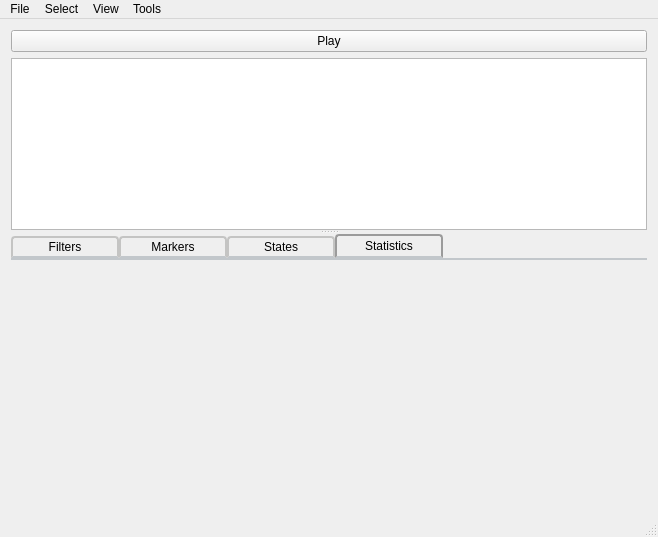
eustaceb/conversational-audio-browser, file mainwindow.ui: the form before one commit.
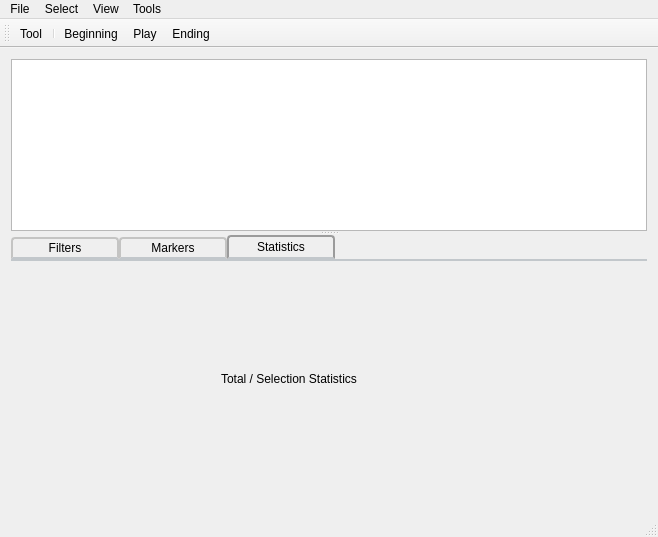
The form after the commit. The open tabs and pages were chosen to show the change. Icons and pictures are not drawn.

The edit to the form file:
```diff
--- a/mainwindow.ui
+++ b/mainwindow.ui
@@ -15,7 +15,7 @@
   </property>
   <widget class="QWidget" name="centralWidget">
    <layout class="QGridLayout" name="gridLayout">
-    <item row="1" column="0">
+    <item row="0" column="0" colspan="2">
      <widget class="QSplitter" name="splitter">
       <property name="orientation">
        <enum>Qt::Vertical</enum>
@@ -251,32 +251,27 @@
          <string>Markers</string>
         </attribute>
        </widget>
-       <widget class="QWidget" name="statesTab">
-        <property name="sizePolicy">
-         <sizepolicy hsizetype="Maximum" vsizetype="Preferred">
-          <horstretch>0</horstretch>
-          <verstretch>0</verstretch>
-         </sizepolicy>
-        </property>
-        <attribute name="title">
-         <string>States</string>
-        </attribute>
-       </widget>
        <widget class="QWidget" name="statisticsTab">
         <attribute name="title">
          <string>Statistics</string>
         </attribute>
+        <widget class="QLabel" name="label">
+         <property name="geometry">
+          <rect>
+           <x>210</x>
+           <y>110</y>
+           <width>181</width>
+           <height>16</height>
+          </rect>
+         </property>
+         <property name="text">
+          <string>Total / Selection Statistics</string>
+         </property>
+        </widget>
        </widget>
       </widget>
      </widget>
     </item>
-    <item row="0" column="0">
-     <widget class="QPushButton" name="playButton">
-      <property name="text">
-       <string>Play</string>
-      </property>
-     </widget>
-    </item>
    </layout>
   </widget>
   <widget class="QMenuBar" name="menuBar">
@@ -348,6 +343,22 @@
    <addaction name="menuTools"/>
   </widget>
   <widget class="QStatusBar" name="statusBar"/>
+  <widget class="QToolBar" name="toolBar">
+   <property name="windowTitle">
+    <string>toolBar</string>
+   </property>
+   <attribute name="toolBarArea">
+    <enum>TopToolBarArea</enum>
+   </attribute>
+   <attribute name="toolBarBreak">
+    <bool>false</bool>
+   </attribute>
+   <addaction name="action_Tool"/>
+   <addaction name="separator"/>
+   <addaction name="actionBeginning"/>
+   <addaction name="actionPlay"/>
+   <addaction name="actionEnding"/>
+  </widget>
   <action name="actionOpen">
    <property name="text">
     <string>Open...</string>
@@ -428,6 +439,72 @@
     <string>Participant manager</string>
    </property>
   </action>
+  <action name="action_Tool">
+   <property name="checkable">
+    <bool>true</bool>
+   </property>
+   <property name="icon">
+    <iconset resource="res.qrc">
+     <normaloff>:/toolbar/icons/pointer</normaloff>
+     <normalon>:/toolbar/icons/hand</normalon>:/toolbar/icons/pointer</iconset>
+   </property>
+   <property name="text">
+    <string>Tool</string>
+   </property>
+   <property name="toolTip">
+    <string>&lt;html&gt;&lt;head/&gt;&lt;body&gt;&lt;p&gt;&lt;span style=&quot; font-size:11pt; font-weight:600;&quot;&gt;Tool&lt;/span&gt;&lt;/p&gt;&lt;p&gt;Switch between Hand and Selection tool.&lt;/p&gt;&lt;/body&gt;&lt;/html&gt;</string>
+   </property>
+   <property name="shortcut">
+    <string>H</string>
+   </property>
+  </action>
+  <action name="actionPlay">
+   <property name="icon">
+    <iconset resource="res.qrc">
+     <normaloff>:/toolbar/icons/play</normaloff>
+     <normalon>:/toolbar/icons/pause</normalon>:/toolbar/icons/play</iconset>
+   </property>
+   <property name="text">
+    <string>Play</string>
+   </property>
+   <property name="shortcut">
+    <string>Space</string>
+   </property>
+  </action>
+  <action name="actionBeginning">
+   <property name="icon">
+    <iconset resource="res.qrc">
+     <normaloff>:/toolbar/icons/fbw</normaloff>:/toolbar/icons/fbw</iconset>
+   </property>
+   <property name="text">
+    <string>Beginning</string>
+   </property>
+   <property name="toolTip">
+    <string>Go to the beginning of the track</string>
+   </property>
+  </action>
+  <action name="actionEnding">
+   <property name="icon">
+    <iconset resource="res.qrc">
+     <normaloff>:/toolbar/icons/ffw</normaloff>:/toolbar/icons/ffw</iconset>
+   </property>
+   <property name="text">
+    <string>Ending</string>
+   </property>
+   <property name="toolTip">
+    <string>Go to the ending of the track</string>
+   </property>
+  </action>
+  <action name="actionSome_trs">
+   <property name="text">
+    <string>some.trs</string>
+   </property>
+  </action>
+  <action name="actionOther_trs">
+   <property name="text">
+    <string>other.trs</string>
+   </property>
+  </action>
  </widget>
  <layoutdefault spacing="6" margin="11"/>
  <resources/>
```
Left out of the diff: 12 changed lines with no effect on the pictures.
